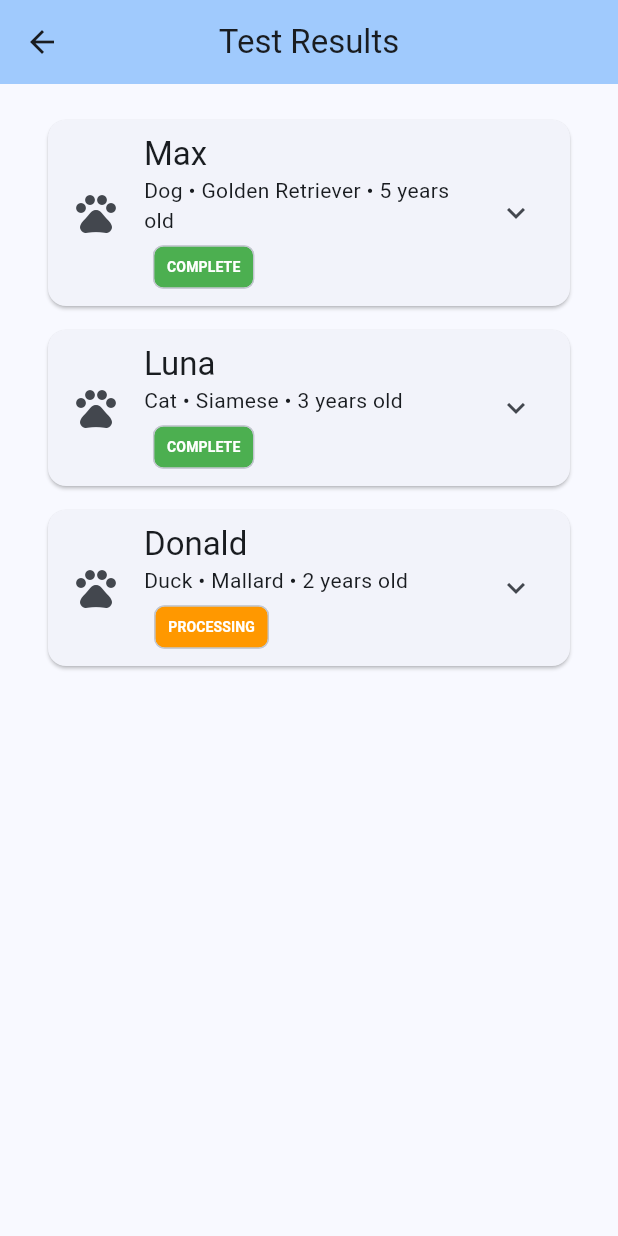
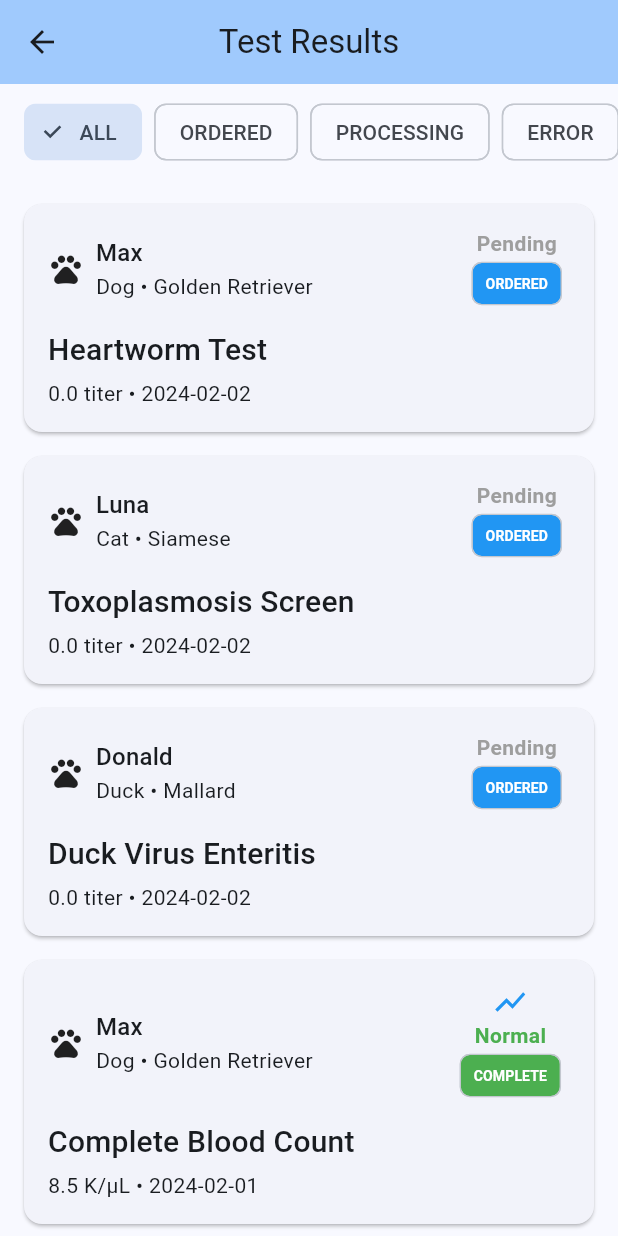
Before and after one commit to Tonylib/pet_records, a Flutter app: the TestResultsPage screen opened directly, on a phone screen of 412 x 824 dp. Run offline on Flutter 3.47's test engine with Material 3 defaults, Android fonts, the phone set to English and light mode, and no system bars; our stand-ins replace fl_chart, get.

Commit message:
Improve test results page layout - Fix status chip alignment - Adjust test name size - Add status filter chips - Improve overall card layout and spacing

```diff
--- a/lib/features/home/data/repositories/pet_records_repository.dart
+++ b/lib/features/home/data/repositories/pet_records_repository.dart
@@ -29,6 +29,61 @@ class PetRecordsRepository {
 
   // Mock data for test results
   final List<TestResult> _testResults = [
+    // New ordered tests
+    TestResult(
+      id: 'test7',
+      petId: 'dog1',
+      testName: 'Heartworm Test',
+      result: 'Pending',
+      unit: 'titer',
+      value: 0.0,
+      minRange: 0.0,
+      maxRange: 0.0,
+      date: DateTime(2024, 2, 2),
+      veterinarian: 'Dr. Smith',
+      statusHistory: [
+        TestStatus(
+          type: TestStatusType.ordered,
+          date: DateTime(2024, 2, 2, 14, 0),
+        ),
+      ],
+    ),
+    TestResult(
+      id: 'test8',
+      petId: 'cat1',
+      testName: 'Toxoplasmosis Screen',
+      result: 'Pending',
+      unit: 'titer',
+      value: 0.0,
+      minRange: 0.0,
+      maxRange: 0.0,
+      date: DateTime(2024, 2, 2),
+      veterinarian: 'Dr. Wilson',
+      statusHistory: [
+        TestStatus(
+          type: TestStatusType.ordered,
+          date: DateTime(2024, 2, 2, 13, 30),
+        ),
+      ],
+    ),
+    TestResult(
+      id: 'test9',
+      petId: 'duck1',
+      testName: 'Duck Virus Enteritis',
+      result: 'Pending',
+      unit: 'titer',
+      value: 0.0,
+      minRange: 0.0,
+      maxRange: 0.0,
+      date: DateTime(2024, 2, 2),
+      veterinarian: 'Dr. Brown',
+      statusHistory: [
+        TestStatus(
+          type: TestStatusType.ordered,
+          date: DateTime(2024, 2, 2, 15, 0),
+        ),
+      ],
+    ),
     // Dog test results
     TestResult(
       id: 'test1',
@@ -215,6 +270,9 @@ class PetRecordsRepository {
     ),
   ];
 
+  // Get all test results
+  List<TestResult> getAllTestResults() => List.unmodifiable(_testResults);
+
   // Get all pets
   List<Pet> getAllPets() => List.unmodifiable(_pets);
 
--- a/lib/features/home/presentation/pages/test_results_page.dart
+++ b/lib/features/home/presentation/pages/test_results_page.dart
@@ -5,14 +5,31 @@ import '../../domain/models/pet.dart';
 import '../../domain/models/test_result.dart';
 import 'test_graph_page.dart';
 
-class TestResultsPage extends StatelessWidget {
-  final PetRecordsRepository repository = PetRecordsRepository();
-
+class TestResultsPage extends StatefulWidget {
   TestResultsPage({super.key});
 
   @override
+  State<TestResultsPage> createState() => _TestResultsPageState();
+}
+
+class _TestResultsPageState extends State<TestResultsPage> {
+  final PetRecordsRepository repository = PetRecordsRepository();
+  TestStatusType? selectedStatus;
+
+  @override
   Widget build(BuildContext context) {
-    final pets = repository.getAllPets();
+    // Create a modifiable copy of the test results list
+    final allTests = [...repository.getAllTestResults()];
+
+    // Filter by status if selected
+    final filteredTests = selectedStatus != null
+        ? allTests
+            .where((test) => test.currentStatus?.type == selectedStatus)
+            .toList()
+        : allTests;
+
+    // Sort tests by date, most recent first
+    filteredTests.sort((a, b) => b.date.compareTo(a.date));
 
     return Scaffold(
       appBar: AppBar(
@@ -20,65 +37,95 @@ class TestResultsPage extends StatelessWidget {
         centerTitle: true,
         backgroundColor: Theme.of(context).colorScheme.inversePrimary,
       ),
-      body: ListView.builder(
+      body: Column(
+        children: [
+          SingleChildScrollView(
+            scrollDirection: Axis.horizontal,
+            padding: const EdgeInsets.symmetric(horizontal: 16, vertical: 8),
+            child: Row(
+              children: [
+                Padding(
+                  padding: const EdgeInsets.only(right: 8),
+                  child: FilterChip(
+                    label: const Text('ALL'),
+                    selected: selectedStatus == null,
+                    onSelected: (selected) {
+                      setState(() {
+                        selectedStatus = null;
+                      });
+                    },
+                  ),
+                ),
+                ...TestStatusType.values.map((status) => Padding(
+                      padding: const EdgeInsets.only(right: 8),
+                      child: FilterChip(
+                        label: Text(
+                          status.name.toUpperCase(),
+                          style: TextStyle(
+                            color:
+                                selectedStatus == status ? Colors.white : null,
+                          ),
+                        ),
+                        selected: selectedStatus == status,
+                        selectedColor: status.color,
+                        checkmarkColor: Colors.white,
+                        onSelected: (selected) {
+                          setState(() {
+                            selectedStatus = selected ? status : null;
+                          });
+                        },
+                      ),
+                    )),
+              ],
+            ),
+          ),
+          Expanded(
+            child: ListView.builder(
               padding: const EdgeInsets.all(16),
-        itemCount: pets.length,
+              itemCount: filteredTests.length,
               itemBuilder: (context, index) {
-          final pet = pets[index];
-          final testResults = repository.getTestResultsForPet(pet.id);
-          final latestTest = testResults.isNotEmpty
-              ? testResults.reduce((a, b) => a.date.isAfter(b.date) ? a : b)
-              : null;
+                final test = filteredTests[index];
+                final pet = repository.getPetById(test.petId);
 
                 return Card(
-            margin: const EdgeInsets.symmetric(horizontal: 16, vertical: 8),
-            child: ExpansionTile(
-              leading: const Icon(Icons.pets, size: 32),
-              title: Text(
-                pet.name,
-                style: Theme.of(context).textTheme.titleLarge,
-              ),
-              subtitle: Column(
-                crossAxisAlignment: CrossAxisAlignment.start,
-                children: [
-                  Text('${pet.species} • ${pet.breed} • ${pet.age} years old'),
-                  if (latestTest?.currentStatus != null) ...[
-                    const SizedBox(height: 4),
-                    Transform.scale(
-                      scale: 0.85,
-                      child: Chip(
-                        label: Text(
-                          latestTest!.currentStatus!.type.name.toUpperCase(),
-                          style: const TextStyle(
-                            color: Colors.white,
-                            fontWeight: FontWeight.bold,
-                            fontSize: 11,
-                          ),
-                        ),
-                        backgroundColor: latestTest.currentStatus!.type.color,
-                        materialTapTargetSize: MaterialTapTargetSize.shrinkWrap,
-                        padding: const EdgeInsets.symmetric(horizontal: 2),
-                        labelPadding: const EdgeInsets.symmetric(horizontal: 8),
-                      ),
-                    ),
-                  ],
-                ],
-              ),
-              children: [
-                ...testResults.map((test) => ListTile(
+                  margin: const EdgeInsets.only(bottom: 16),
+                  child: InkWell(
                     onTap: test.hasHistoricalData
                         ? () => Get.to(() => TestGraphPage(testResult: test))
                         : null,
-                      title: Text(test.testName),
-                      subtitle: Text(
-                        '${test.value} ${test.unit} • ${test.date.toString().split(' ')[0]}',
+                    child: Padding(
+                      padding: const EdgeInsets.all(16),
+                      child: Column(
+                        crossAxisAlignment: CrossAxisAlignment.start,
+                        children: [
+                          Row(
+                            children: [
+                              const Icon(Icons.pets, size: 24),
+                              const SizedBox(width: 8),
+                              Expanded(
+                                child: Column(
+                                  crossAxisAlignment: CrossAxisAlignment.start,
+                                  children: [
+                                    Text(
+                                      pet.name,
+                                      style: Theme.of(context)
+                                          .textTheme
+                                          .titleMedium,
                                     ),
-                      trailing: Row(
-                        mainAxisSize: MainAxisSize.min,
+                                    Text(
+                                      '${pet.species} • ${pet.breed}',
+                                      style: Theme.of(context)
+                                          .textTheme
+                                          .bodyMedium,
+                                    ),
+                                  ],
+                                ),
+                              ),
+                              Column(
                                 children: [
                                   if (test.hasHistoricalData)
-                            const Icon(Icons.show_chart, color: Colors.blue),
-                          const SizedBox(width: 8),
+                                    const Icon(Icons.show_chart,
+                                        color: Colors.blue),
                                   Text(
                                     test.currentStatus?.type ==
                                             TestStatusType.processing
@@ -92,13 +139,77 @@ class TestResultsPage extends StatelessWidget {
                                       fontWeight: FontWeight.bold,
                                     ),
                                   ),
+                                  if (test.currentStatus != null)
+                                    Row(
+                                      mainAxisAlignment: MainAxisAlignment.end,
+                                      children: [
+                                        Transform.scale(
+                                          scale: 0.85,
+                                          child: Chip(
+                                            label: Text(
+                                              test.currentStatus!.type.name
+                                                  .toUpperCase(),
+                                              style: const TextStyle(
+                                                color: Colors.white,
+                                                fontWeight: FontWeight.bold,
+                                                fontSize: 11,
+                                              ),
+                                            ),
+                                            backgroundColor:
+                                                test.currentStatus!.type.color,
+                                            materialTapTargetSize:
+                                                MaterialTapTargetSize
+                                                    .shrinkWrap,
+                                            padding: const EdgeInsets.symmetric(
+                                                horizontal: 2),
+                                            labelPadding:
+                                                const EdgeInsets.symmetric(
+                                                    horizontal: 8),
+                                          ),
+                                        ),
                                       ],
                                     ),
-                    )),
                                 ],
+                              ),
+                            ],
+                          ),
+                          const SizedBox(height: 12),
+                          Row(
+                            children: [
+                              Expanded(
+                                child: Column(
+                                  crossAxisAlignment: CrossAxisAlignment.start,
+                                  children: [
+                                    Text(
+                                      test.testName,
+                                      style: Theme.of(context)
+                                          .textTheme
+                                          .titleMedium
+                                          ?.copyWith(
+                                            fontSize: 20,
+                                          ),
+                                    ),
+                                    const SizedBox(height: 4),
+                                    Text(
+                                      '${test.value} ${test.unit} • ${test.date.toString().split(' ')[0]}',
+                                      style: Theme.of(context)
+                                          .textTheme
+                                          .bodyMedium,
+                                    ),
+                                  ],
+                                ),
+                              ),
+                            ],
+                          ),
+                        ],
+                      ),
+                    ),
                   ),
                 );
               },
+            ),
+          ),
+        ],
       ),
     );
   }
```
Lines whose indentation alone changed are shown as unchanged.
